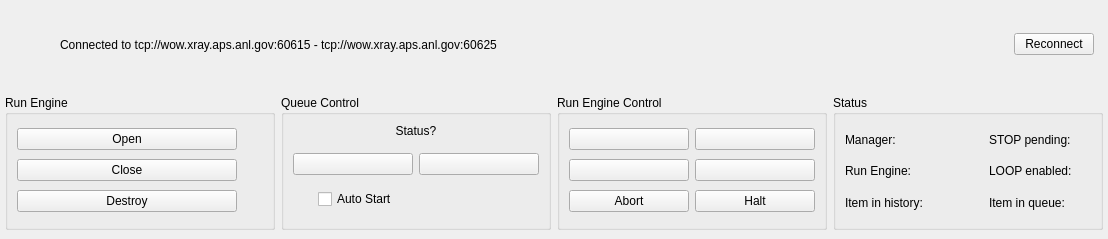
Qt form src/QSview/resources/status.ui (BCDA-APS/QSview) before a commit.
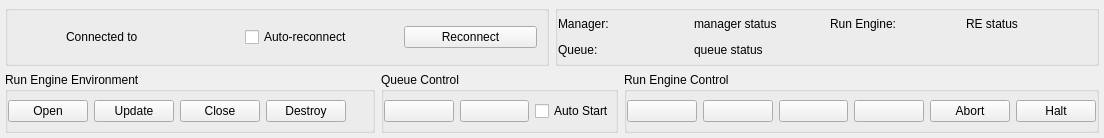
The same form after that commit. Icons and pictures are not drawn.

Commit message: reconfigure status.ui panel

The edit to the form file:
```diff
--- a/src/QSview/resources/status.ui
+++ b/src/QSview/resources/status.ui
@@ -6,8 +6,8 @@
    <rect>
     <x>0</x>
     <y>0</y>
-    <width>1108</width>
-    <height>239</height>
+    <width>1104</width>
+    <height>138</height>
    </rect>
   </property>
   <property name="windowTitle">
@@ -18,17 +18,44 @@
     <number>5</number>
    </property>
    <property name="topMargin">
-    <number>0</number>
+    <number>5</number>
    </property>
    <property name="rightMargin">
     <number>5</number>
    </property>
    <property name="bottomMargin">
-    <number>0</number>
+    <number>5</number>
    </property>
    <item>
-    <widget class="QWidget" name="widget" native="true">
+    <widget class="QFrame" name="frame">
+     <property name="frameShape">
+      <enum>QFrame::NoFrame</enum>
+     </property>
+     <property name="frameShadow">
+      <enum>QFrame::Raised</enum>
+     </property>
      <layout class="QHBoxLayout" name="horizontalLayout_2">
+      <property name="leftMargin">
+       <number>0</number>
+      </property>
+      <property name="topMargin">
+       <number>0</number>
+      </property>
+      <property name="rightMargin">
+       <number>0</number>
+      </property>
+      <property name="bottomMargin">
+       <number>0</number>
+      </property>
+      <item>
+       <widget class="QGroupBox" name="groupBox">
+        <property name="title">
+         <string/>
+        </property>
+        <layout class="QHBoxLayout" name="horizontalLayout_6">
+         <property name="leftMargin">
+          <number>12</number>
+         </property>
       <item>
        <widget class="QLabel" name="QSLEDLabel">
         <property name="sizePolicy">
@@ -64,12 +91,12 @@
        </widget>
       </item>
       <item>
-       <spacer name="horizontalSpacer_2">
+          <spacer name="horizontalSpacer_4">
         <property name="orientation">
          <enum>Qt::Horizontal</enum>
         </property>
         <property name="sizeType">
-         <enum>QSizePolicy::Fixed</enum>
+            <enum>QSizePolicy::Maximum</enum>
         </property>
         <property name="sizeHint" stdset="0">
          <size>
@@ -82,15 +109,18 @@
       <item>
        <widget class="QLabel" name="serverAddrLabel">
         <property name="text">
-         <string>Connected to tcp://wow.xray.aps.anl.gov:60615 - tcp://wow.xray.aps.anl.gov:60625</string>
+            <string>Connected to </string>
         </property>
        </widget>
       </item>
       <item>
-       <spacer name="horizontalSpacer_3">
+          <spacer name="horizontalSpacer">
         <property name="orientation">
          <enum>Qt::Horizontal</enum>
         </property>
+           <property name="sizeType">
+            <enum>QSizePolicy::Maximum</enum>
+           </property>
         <property name="sizeHint" stdset="0">
          <size>
           <width>40</width>
@@ -99,6 +129,29 @@
         </property>
        </spacer>
       </item>
+         <item>
+          <widget class="QCheckBox" name="checkBox">
+           <property name="text">
+            <string>Auto-reconnect</string>
+           </property>
+          </widget>
+         </item>
+         <item>
+          <spacer name="horizontalSpacer_2">
+           <property name="orientation">
+            <enum>Qt::Horizontal</enum>
+           </property>
+           <property name="sizeType">
+            <enum>QSizePolicy::Fixed</enum>
+           </property>
+           <property name="sizeHint" stdset="0">
+            <size>
+             <width>20</width>
+             <height>20</height>
+            </size>
+           </property>
+          </spacer>
+         </item>
       <item>
        <widget class="QPushButton" name="reconnectButton">
         <property name="maximumSize">
@@ -119,8 +172,11 @@
     </widget>
    </item>
    <item>
-    <widget class="QWidget" name="widget_5" native="true">
-     <layout class="QHBoxLayout" name="horizontalLayout">
+       <widget class="QGroupBox" name="groupBox_4">
+        <property name="title">
+         <string/>
+        </property>
+        <layout class="QGridLayout" name="gridLayout">
       <property name="leftMargin">
        <number>0</number>
       </property>
@@ -128,38 +184,105 @@
        <number>0</number>
       </property>
       <property name="rightMargin">
+          <number>0</number>
+         </property>
+         <property name="bottomMargin">
+          <number>0</number>
+         </property>
+         <property name="verticalSpacing">
+          <number>0</number>
+         </property>
+         <item row="1" column="1">
+          <widget class="QLabel" name="queueStatusLabel">
+           <property name="text">
+            <string>queue status</string>
+           </property>
+           <property name="alignment">
+            <set>Qt::AlignLeading|Qt::AlignLeft|Qt::AlignVCenter</set>
+           </property>
+          </widget>
+         </item>
+         <item row="1" column="0">
+          <widget class="QLabel" name="label_6">
+           <property name="text">
+            <string>Queue:</string>
+           </property>
+          </widget>
+         </item>
+         <item row="0" column="0">
+          <widget class="QLabel" name="label_3">
+           <property name="sizePolicy">
+            <sizepolicy hsizetype="Preferred" vsizetype="Preferred">
+             <horstretch>0</horstretch>
+             <verstretch>0</verstretch>
+            </sizepolicy>
+           </property>
+           <property name="text">
+            <string>Manager:</string>
+           </property>
+          </widget>
+         </item>
+         <item row="0" column="1">
+          <widget class="QLabel" name="managerLabel">
+           <property name="text">
+            <string>manager status</string>
+           </property>
+          </widget>
+         </item>
+         <item row="0" column="2">
+          <widget class="QLabel" name="label_4">
+           <property name="text">
+            <string>Run Engine:</string>
+           </property>
+          </widget>
+         </item>
+         <item row="0" column="3">
+          <widget class="QLabel" name="runengineLabel">
+           <property name="text">
+            <string>RE status</string>
+           </property>
+          </widget>
+         </item>
+        </layout>
+       </widget>
+      </item>
+     </layout>
+    </widget>
+   </item>
+   <item>
+    <widget class="QWidget" name="widget_2" native="true">
+     <layout class="QHBoxLayout" name="horizontalLayout_5" stretch="1,1,2">
+      <property name="leftMargin">
+       <number>0</number>
+      </property>
+      <property name="topMargin">
+       <number>0</number>
+      </property>
+      <property name="rightMargin">
+       <number>0</number>
+      </property>
+      <property name="bottomMargin">
        <number>0</number>
       </property>
       <item>
        <widget class="QGroupBox" name="groupBox_2">
         <property name="title">
-         <string>Run Engine</string>
+         <string>Run Engine Environment</string>
         </property>
-        <layout class="QGridLayout" name="gridLayout_3">
-         <property name="verticalSpacing">
-          <number>5</number>
+        <layout class="QHBoxLayout" name="horizontalLayout_4">
+         <property name="leftMargin">
+          <number>0</number>
          </property>
-         <item row="2" column="0">
-          <widget class="QPushButton" name="runEngineDestroyButton">
-           <property name="toolTip">
-            <string>Initiate the operation of destroying of the existing (unresponsive) RE Worker environment. </string>
-           </property>
-           <property name="text">
-            <string>Destroy</string>
-           </property>
-          </widget>
-         </item>
-         <item row="1" column="0">
-          <widget class="QPushButton" name="runEngineCloseButton">
-           <property name="toolTip">
-            <string>Initiate the operation of closing the existing RE Worker environment. Fails if there is no existing environment or if RE Manager is not in ‘idle’ state.</string>
-           </property>
-           <property name="text">
-            <string>Close</string>
-           </property>
-          </widget>
-         </item>
-         <item row="0" column="0">
+         <property name="topMargin">
+          <number>0</number>
+         </property>
+         <property name="rightMargin">
+          <number>0</number>
+         </property>
+         <property name="bottomMargin">
+          <number>0</number>
+         </property>
+         <item>
           <widget class="QPushButton" name="runEngineOpenButton">
            <property name="toolTip">
             <string>Initiate the creation of a new RE Worker environment. The request will succeed only if RE Manager is in ‘idle’ state and the environment does not exist.</string>
@@ -169,7 +292,34 @@
            </property>
           </widget>
          </item>
-         <item row="1" column="1">
+         <item>
+          <widget class="QPushButton" name="runEngineUpdateButton">
+           <property name="text">
+            <string>Update</string>
+           </property>
+          </widget>
+         </item>
+         <item>
+          <widget class="QPushButton" name="runEngineCloseButton">
+           <property name="toolTip">
+            <string>Initiate the operation of closing the existing RE Worker environment. Fails if there is no existing environment or if RE Manager is not in ‘idle’ state.</string>
+           </property>
+           <property name="text">
+            <string>Close</string>
+           </property>
+          </widget>
+         </item>
+         <item>
+          <widget class="QPushButton" name="runEngineDestroyButton">
+           <property name="toolTip">
+            <string>Initiate the operation of destroying of the existing (unresponsive) RE Worker environment. </string>
+           </property>
+           <property name="text">
+            <string>Destroy</string>
+           </property>
+          </widget>
+         </item>
+         <item>
           <widget class="QLabel" name="RELEDLabel">
            <property name="sizePolicy">
             <sizepolicy hsizetype="Fixed" vsizetype="Fixed">
@@ -212,69 +362,25 @@
          <string>Queue Control</string>
         </property>
         <layout class="QGridLayout" name="gridLayout_5">
+         <property name="leftMargin">
+          <number>0</number>
+         </property>
+         <property name="topMargin">
+          <number>0</number>
+         </property>
+         <property name="rightMargin">
+          <number>0</number>
+         </property>
+         <property name="bottomMargin">
+          <number>0</number>
+         </property>
          <property name="horizontalSpacing">
           <number>-1</number>
          </property>
          <property name="verticalSpacing">
           <number>5</number>
          </property>
-         <item row="0" column="0">
-          <widget class="QLabel" name="queueStatusLabel">
-           <property name="text">
-            <string>Status?</string>
-           </property>
-           <property name="alignment">
-            <set>Qt::AlignCenter</set>
-           </property>
-          </widget>
-         </item>
-         <item row="2" column="0">
-          <widget class="QFrame" name="frame_2">
-           <property name="frameShape">
-            <enum>QFrame::NoFrame</enum>
-           </property>
-           <property name="frameShadow">
-            <enum>QFrame::Raised</enum>
-           </property>
-           <layout class="QHBoxLayout" name="horizontalLayout_3">
-            <property name="leftMargin">
-             <number>25</number>
-            </property>
-            <property name="rightMargin">
-             <number>0</number>
-            </property>
-            <item>
-             <widget class="QCheckBox" name="autoStartCheckBox">
-              <property name="text">
-               <string>Auto Start</string>
-              </property>
-             </widget>
-            </item>
-           </layout>
-          </widget>
-         </item>
-         <item row="1" column="0">
-          <widget class="QFrame" name="frame">
-           <property name="frameShape">
-            <enum>QFrame::NoFrame</enum>
-           </property>
-           <property name="frameShadow">
-            <enum>QFrame::Raised</enum>
-           </property>
-           <layout class="QGridLayout" name="gridLayout_4">
-            <property name="leftMargin">
-             <number>0</number>
-            </property>
-            <property name="topMargin">
-             <number>10</number>
-            </property>
-            <property name="rightMargin">
-             <number>0</number>
-            </property>
-            <property name="bottomMargin">
-             <number>0</number>
-            </property>
-            <item row="1" column="2">
+         <item row="1" column="1">
              <widget class="QPushButton" name="queueStopButton">
               <property name="minimumSize">
                <size>
@@ -291,7 +397,7 @@
               </property>
              </widget>
             </item>
-            <item row="1" column="1">
+         <item row="1" column="0">
              <widget class="QPushButton" name="queuePlayButton">
               <property name="minimumSize">
                <size>
@@ -308,7 +414,11 @@
               </property>
              </widget>
             </item>
-           </layout>
+         <item row="1" column="2">
+          <widget class="QCheckBox" name="autoStartCheckBox">
+           <property name="text">
+            <string>Auto Start</string>
+           </property>
           </widget>
          </item>
         </layout>
@@ -319,14 +429,23 @@
         <property name="title">
          <string>Run Engine Control</string>
         </property>
-        <layout class="QGridLayout" name="gridLayout_2">
-         <property name="verticalSpacing">
-          <number>5</number>
+        <layout class="QHBoxLayout" name="horizontalLayout_3">
+         <property name="leftMargin">
+          <number>0</number>
          </property>
-         <item row="1" column="1">
+         <property name="topMargin">
+          <number>0</number>
+         </property>
+         <property name="rightMargin">
+          <number>0</number>
+         </property>
+         <property name="bottomMargin">
+          <number>0</number>
+         </property>
+         <item>
           <widget class="QPushButton" name="reResumeButton">
            <property name="sizePolicy">
-            <sizepolicy hsizetype="Minimum" vsizetype="Minimum">
+            <sizepolicy hsizetype="Minimum" vsizetype="Fixed">
              <horstretch>0</horstretch>
              <verstretch>0</verstretch>
             </sizepolicy>
@@ -346,7 +465,7 @@
            </property>
           </widget>
          </item>
-         <item row="1" column="0">
+         <item>
           <widget class="QPushButton" name="rePauseButton_deferred">
            <property name="minimumSize">
             <size>
@@ -366,41 +485,7 @@
            </property>
           </widget>
          </item>
-         <item row="3" column="1">
-          <widget class="QPushButton" name="reHaltButton">
-           <property name="text">
-            <string>Halt</string>
-           </property>
-          </widget>
-         </item>
-         <item row="3" column="0">
-          <widget class="QPushButton" name="reAbortButton">
-           <property name="toolTip">
-            <string>Abort</string>
-           </property>
-           <property name="text">
-            <string>Abort</string>
-           </property>
-          </widget>
-         </item>
-         <item row="2" column="1">
-          <widget class="QPushButton" name="reStopButton">
-           <property name="minimumSize">
-            <size>
-             <width>0</width>
-             <height>0</height>
-            </size>
-           </property>
-           <property name="toolTip">
-            <string>Stop</string>
-           </property>
-           <property name="icon">
-            <iconset>
-             <normaloff>icons/stop.png</normaloff>icons/stop.png</iconset>
-           </property>
-          </widget>
-         </item>
-         <item row="2" column="0">
+         <item>
           <widget class="QPushButton" name="rePauseButton_immediate">
            <property name="minimumSize">
             <size>
@@ -417,121 +502,37 @@
            </property>
           </widget>
          </item>
-        </layout>
-       </widget>
-      </item>
       <item>
-       <widget class="QGroupBox" name="groupBox_4">
-        <property name="title">
-         <string>Status</string>
-        </property>
-        <layout class="QGridLayout" name="gridLayout">
-         <property name="verticalSpacing">
-          <number>0</number>
-         </property>
-         <item row="2" column="1">
-          <widget class="QLabel" name="historyLabel">
-           <property name="text">
-            <string/>
-           </property>
-          </widget>
-         </item>
-         <item row="0" column="0">
-          <widget class="QLabel" name="label_3">
-           <property name="sizePolicy">
-            <sizepolicy hsizetype="Preferred" vsizetype="Preferred">
-             <horstretch>0</horstretch>
-             <verstretch>0</verstretch>
-            </sizepolicy>
-           </property>
-           <property name="text">
-            <string>Manager:</string>
-           </property>
-          </widget>
-         </item>
-         <item row="1" column="1">
-          <widget class="QLabel" name="runengineLabel">
-           <property name="text">
-            <string/>
-           </property>
-          </widget>
-         </item>
-         <item row="0" column="1">
-          <widget class="QLabel" name="managerLabel">
-           <property name="text">
-            <string/>
-           </property>
-          </widget>
-         </item>
-         <item row="2" column="3">
-          <widget class="QLabel" name="label_8">
-           <property name="text">
-            <string>Item in queue:</string>
-           </property>
-          </widget>
-         </item>
-         <item row="1" column="0">
-          <widget class="QLabel" name="label_4">
-           <property name="text">
-            <string>Run Engine:</string>
-           </property>
-          </widget>
-         </item>
-         <item row="2" column="0">
-          <widget class="QLabel" name="label_5">
-           <property name="text">
-            <string>Item in history:</string>
-           </property>
-          </widget>
-         </item>
-         <item row="0" column="3">
-          <widget class="QLabel" name="label_6">
-           <property name="text">
-            <string>STOP pending:</string>
-           </property>
-          </widget>
-         </item>
-         <item row="1" column="3">
-          <widget class="QLabel" name="label_7">
-           <property name="text">
-            <string>LOOP enabled:</string>
-           </property>
-          </widget>
-         </item>
-         <item row="1" column="2">
-          <spacer name="horizontalSpacer">
-           <property name="orientation">
-            <enum>Qt::Horizontal</enum>
-           </property>
-           <property name="sizeType">
-            <enum>QSizePolicy::Fixed</enum>
-           </property>
-           <property name="sizeHint" stdset="0">
+          <widget class="QPushButton" name="reStopButton">
+           <property name="minimumSize">
             <size>
-             <width>40</width>
-             <height>20</height>
+             <width>0</width>
+             <height>0</height>
             </size>
            </property>
-          </spacer>
-         </item>
-         <item row="0" column="4">
-          <widget class="QLabel" name="stopLabel">
-           <property name="text">
-            <string/>
+           <property name="toolTip">
+            <string>Stop</string>
            </property>
+           <property name="icon">
+            <iconset>
+             <normaloff>icons/stop.png</normaloff>icons/stop.png</iconset>
+           </property>
           </widget>
          </item>
-         <item row="1" column="4">
-          <widget class="QLabel" name="loopLabel">
+         <item>
+          <widget class="QPushButton" name="reAbortButton">
+           <property name="toolTip">
+            <string>Abort</string>
+           </property>
            <property name="text">
-            <string/>
+            <string>Abort</string>
            </property>
           </widget>
          </item>
-         <item row="2" column="4">
-          <widget class="QLabel" name="queueLabel">
+         <item>
+          <widget class="QPushButton" name="reHaltButton">
            <property name="text">
-            <string/>
+            <string>Halt</string>
            </property>
           </widget>
          </item>
```
Lines whose indentation alone changed are shown as unchanged. The commit also changes 1 other file.
